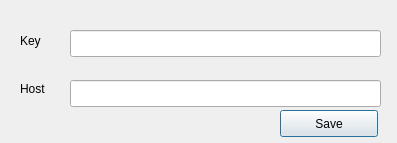
Old version of the form plugin_mapotempo_dialog_base.ui in the repository Mapotempo/mapotempo-qgis-plugin.
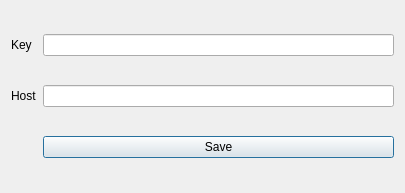
New version of the form.

Patch:
```diff
--- a/plugin_mapotempo_dialog_base.ui
+++ b/plugin_mapotempo_dialog_base.ui
@@ -6,72 +6,42 @@
    <rect>
     <x>0</x>
     <y>0</y>
-    <width>397</width>
-    <height>143</height>
+    <width>405</width>
+    <height>193</height>
    </rect>
   </property>
   <property name="windowTitle">
    <string>Plugin Mapotempo</string>
   </property>
-  <widget class="QLineEdit" name="lineEdit">
-   <property name="geometry">
-    <rect>
-     <x>70</x>
-     <y>30</y>
-     <width>311</width>
-     <height>27</height>
-    </rect>
-   </property>
-  </widget>
-  <widget class="QLineEdit" name="lineEdit_2">
-   <property name="geometry">
-    <rect>
-     <x>70</x>
-     <y>80</y>
-     <width>311</width>
-     <height>27</height>
-    </rect>
-   </property>
-  </widget>
+  <layout class="QGridLayout" name="gridLayout">
+   <item row="0" column="0">
   <widget class="QLabel" name="label">
-   <property name="geometry">
-    <rect>
-     <x>20</x>
-     <y>30</y>
-     <width>66</width>
-     <height>21</height>
-    </rect>
-   </property>
    <property name="text">
     <string>Key</string>
    </property>
   </widget>
+   </item>
+   <item row="0" column="1">
+    <widget class="QLineEdit" name="lineEdit"/>
+   </item>
+   <item row="1" column="0">
   <widget class="QLabel" name="label_2">
-   <property name="geometry">
-    <rect>
-     <x>20</x>
-     <y>80</y>
-     <width>66</width>
-     <height>17</height>
-    </rect>
-   </property>
    <property name="text">
     <string>Host</string>
    </property>
   </widget>
+   </item>
+   <item row="1" column="1">
+    <widget class="QLineEdit" name="lineEdit_2"/>
+   </item>
+   <item row="2" column="1">
   <widget class="QPushButton" name="pushButton">
-   <property name="geometry">
-    <rect>
-     <x>280</x>
-     <y>110</y>
-     <width>98</width>
-     <height>27</height>
-    </rect>
-   </property>
    <property name="text">
     <string>Save</string>
    </property>
   </widget>
+   </item>
+  </layout>
   <zorder>label</zorder>
   <zorder>lineEdit</zorder>
   <zorder>lineEdit_2</zorder>
```
Lines whose indentation alone changed are shown as unchanged.
